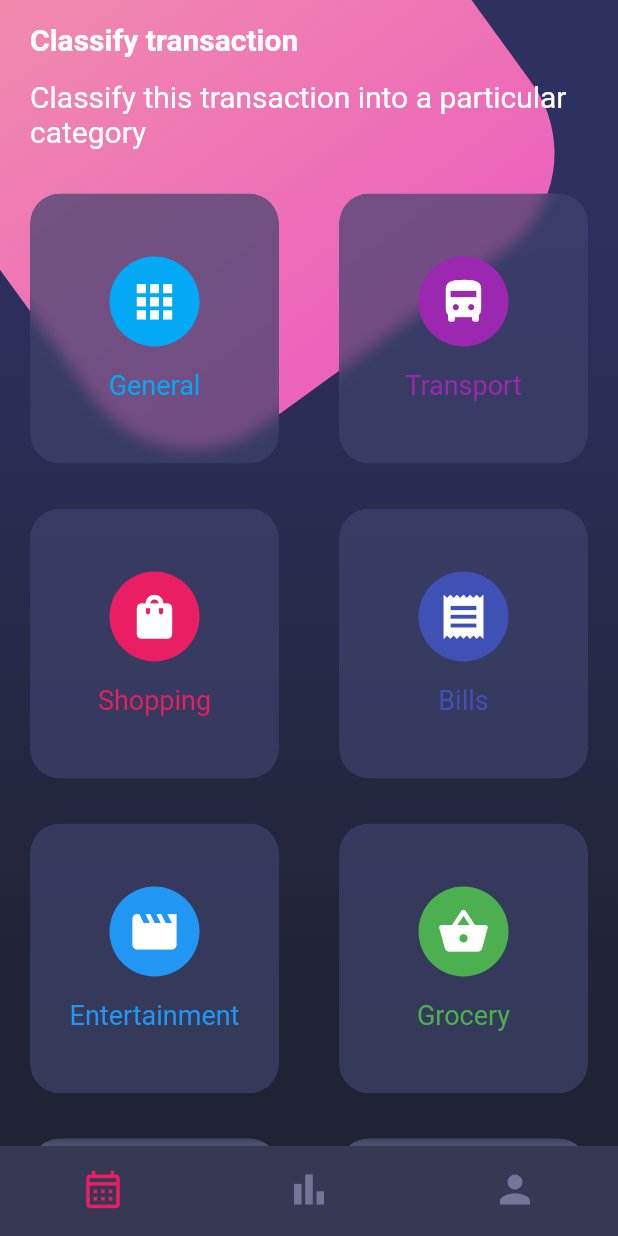
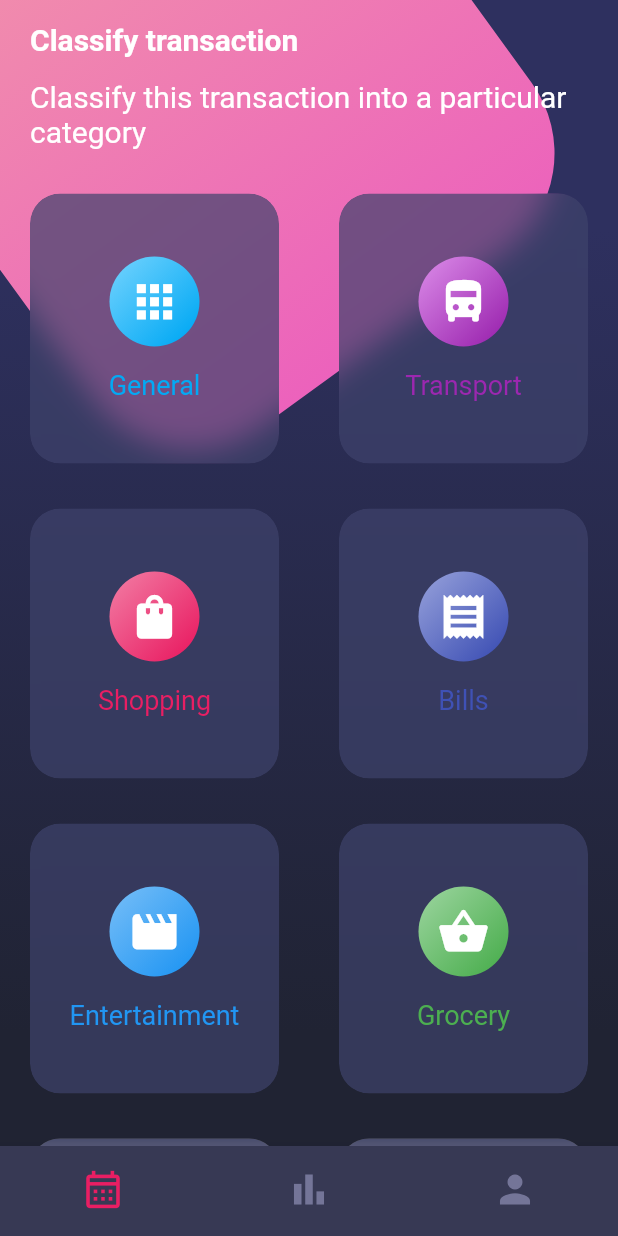
Before and after one commit to amundaray24/flutter_curso_04_design_app, a Flutter app: the screen it shows after launch, on a phone screen of 412 x 824 dp. Run offline on Flutter 3.47's test engine with Material 2 defaults, Android fonts, the light colour scheme and no system bars.

Commit message:
[FLUTTER] ADDING ICONS CUSTOM GRADIENT

```diff
--- a/lib/src/widgets/card_table.dart
+++ b/lib/src/widgets/card_table.dart
@@ -110,7 +110,7 @@ class _CardBackground extends StatelessWidget {
       child: ClipRRect(
         borderRadius: BorderRadius.circular(20),
         child: BackdropFilter(
-          filter: ImageFilter.blur(sigmaX: 5 , sigmaY: 5 ),
+          filter: ImageFilter.blur(sigmaX: 10 , sigmaY: 10 ),
           child: Container(
             height: 180,
             decoration: BoxDecoration(
@@ -142,10 +142,24 @@ class _CardStructure extends StatelessWidget {
     return Column(
       mainAxisAlignment: MainAxisAlignment.center,
       children: [
-        CircleAvatar(
-          backgroundColor: color,
-          radius: 30,
-          child: Icon( icon, size: 35, color: Colors.white,),
+        Container(
+          decoration: BoxDecoration(
+            shape: BoxShape.circle,
+            gradient: LinearGradient(
+              colors: [
+                HSLColor.fromColor(color).withLightness(.7).toColor(),
+                color,
+              ],
+              stops: const [.1 , .9],
+              begin: AlignmentDirectional.topStart,
+              end: AlignmentDirectional.bottomEnd
+            )
+          ),
+          child: CircleAvatar(
+            backgroundColor: Colors.transparent,
+            radius: 30,
+            child: Icon( icon, size: 35, color: Colors.white,),
+          ),
         ),
         const SizedBox(height: 15),
         Text(
```
